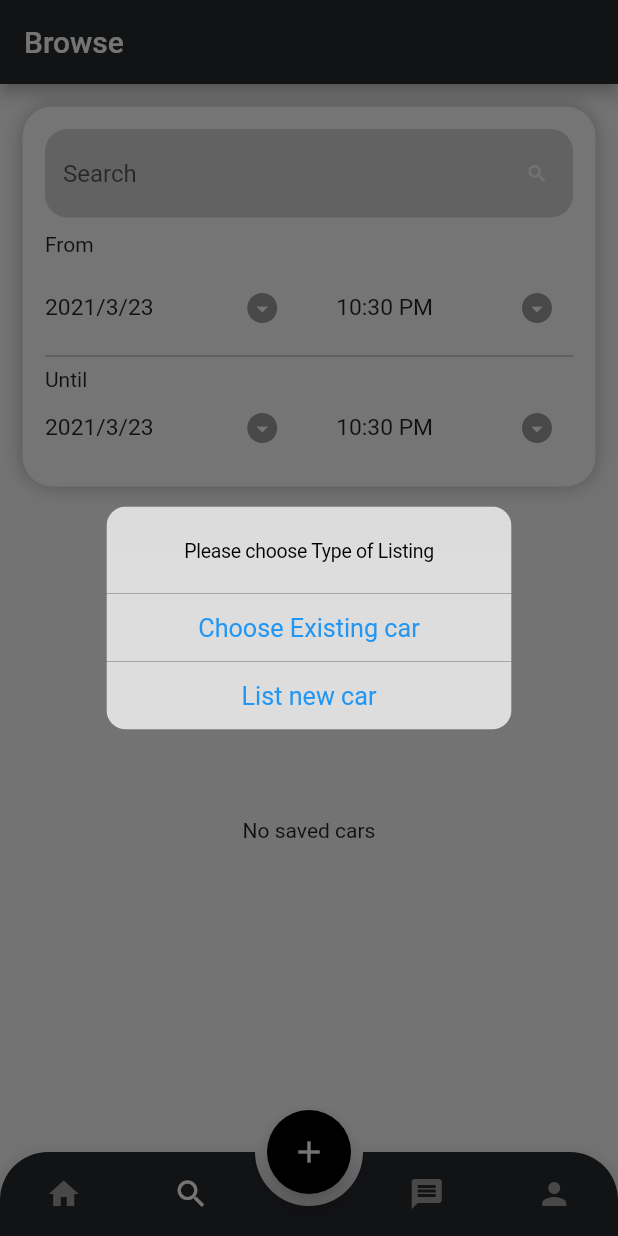
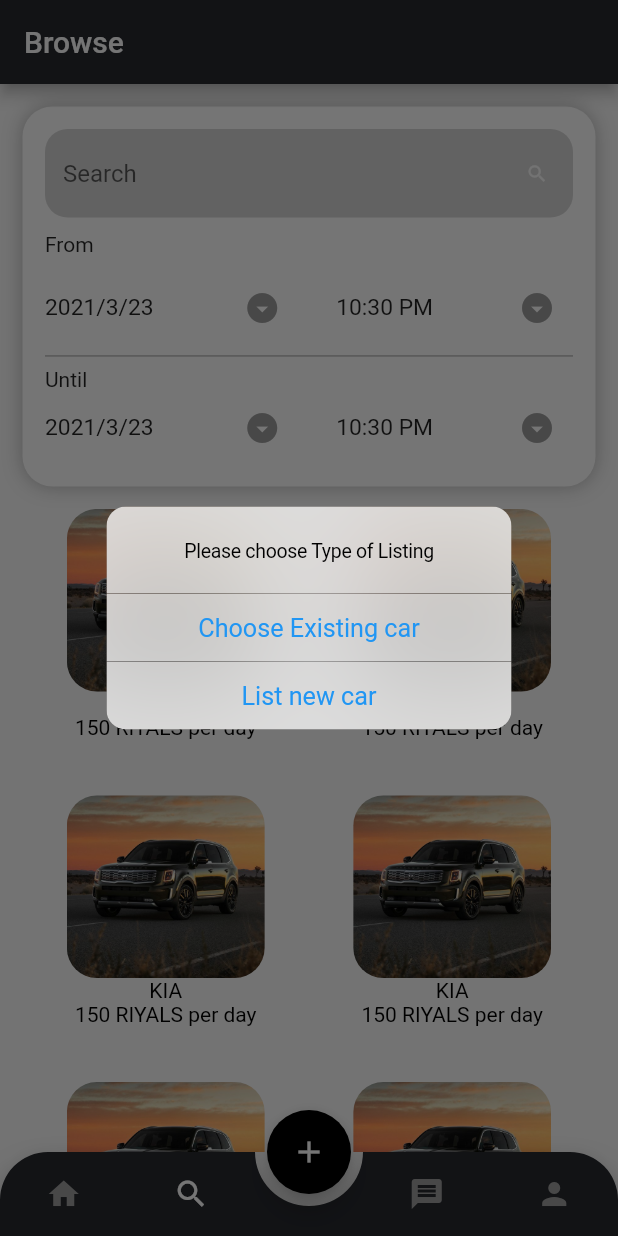
Before and after one commit to abdulazizaljufair/rentAride, a Flutter app: the ButtonNavController screen opened directly, item 2 of the bottom bar chosen, after a tap on the "add" icon, on a phone screen of 412 x 824 dp. Run offline on Flutter 3.47's test engine with Material 2 defaults, Android fonts, the phone set to English and light mode, and no system bars; drawn by our look-alikes of animated_bottom_navigation_bar; our stand-ins replace carousel_slider, cloud_firestore, file_picker, firebase_auth, firebase_core, flutter_chat_bubble and 3 more; missing offline and left inert: dart:html; accounts and stored records are empty; network calls fail.

Commit message:
Revert "Merge branch 'main' of https://github.com/abdulazizaljufair/rentAride"
This reverts commit 088b4d9a584911d0ecf4c1ae96e0bfebb7cd9a5b, reversing
changes made to 97e55b5dee08110751ed1f4bf7e6e7b84d0b5947.

```diff
--- a/flutter_application_1/lib/screens/button_nav_controller.dart
+++ b/flutter_application_1/lib/screens/button_nav_controller.dart
@@ -24,7 +24,7 @@ class _ButtonNavControllerState extends State<ButtonNavController> {
     SearchScreen(),
     ChatScreen2(),
     Recievedoffer(),
-    ListCar1(),
+    ListCar(),
   ];
 
   Widget build(BuildContext context) {
@@ -42,7 +42,7 @@ class _ButtonNavControllerState extends State<ButtonNavController> {
             },
             onPressedButton2: () {
               Navigator.of(context)
-                  .push(MaterialPageRoute(builder: (context) => ListCar1()));
+                  .push(MaterialPageRoute(builder: (context) => ListCar()));
             },
           );
         },
--- a/flutter_application_1/lib/screens/list_car_screen.dart
+++ b/flutter_application_1/lib/screens/list_car_screen.dart
@@ -1,3 +1,5 @@
+import 'dart:html';
+
 import 'package:cloud_firestore/cloud_firestore.dart';
 import 'package:file_picker/file_picker.dart';
 import 'package:firebase_auth/firebase_auth.dart';
@@ -13,8 +15,14 @@ import 'package:flutter_screenutil/flutter_screenutil.dart';
 import 'dart:io';
 import "package:permission_handler/permission_handler.dart";
 
-class ListCar1 extends StatelessWidget {
-  bool checkBoxValue = false;
+class ListCar extends StatefulWidget {
+  @override
+  _ListCarState createState() => _ListCarState();
+}
+
+bool checkBoxValue = false;
+
+class _ListCarState extends State<ListCar> {
   TextEditingController fromdatecontroller = TextEditingController();
   TextEditingController todatecontroller = TextEditingController();
   TextEditingController fromtimecontroller = TextEditingController();
@@ -32,10 +40,11 @@ class ListCar1 extends StatelessWidget {
   var sTime;
   var eTime;
   var price;
+  PermissionStatus _status;
 
   @override
   final String userId = FirebaseAuth.instance.currentUser.uid;
-
+  @override
   CollectionReference car1 =
       FirebaseFirestore.instance.collection('Listed Cars');
 
@@ -56,21 +65,6 @@ class ListCar1 extends StatelessWidget {
       'Price': price,
       'userId': userId,
     }).then((value) => print("Car Added"));
-  }
-
-  Future getUserCarList() async {
-    List aList = [];
-    try {
-      await car1.get().then((QuerySnapshot) {
-        QuerySnapshot.docs.forEach((element) {
-          aList.add(element.data);
-        });
-      });
-      return aList;
-    } catch (e) {
-      print(e.toString());
-      return null;
-    }
   }
 
   Widget build(BuildContext context) {
@@ -376,4 +370,11 @@ class ListCar1 extends StatelessWidget {
       ),
     );
   }
+
+  Future pickImage() async {
+    var status = await Permission.camera.status;
+    if (await status.isGranted) {
+      await ImagePicker().pickImage(source: ImageSource.gallery);
+    }
+  }
 }
--- a/flutter_application_1/lib/screens/searchscreen.dart
+++ b/flutter_application_1/lib/screens/searchscreen.dart
@@ -1,9 +1,6 @@
-import 'package:cloud_firestore/cloud_firestore.dart';
 import 'package:flutter/cupertino.dart';
 import 'package:flutter/material.dart';
-import 'package:flutter_application_1/screens/add_car_screen.dart';
 import 'package:flutter_application_1/screens/cardetails.dart';
-import 'package:flutter_application_1/screens/list_car_screen.dart';
 import 'package:flutter_application_1/widgets/my_text_field.dart';
 import 'package:flutter_application_1/widgets/time_date.dart';
 import 'package:flutter_screenutil/flutter_screenutil.dart';
@@ -15,25 +12,6 @@ class SearchScreen extends StatefulWidget {
 
 class _SearchScreenState extends State<SearchScreen> {
   @override
-  List car = [];
-
-  void initState() {
-    super.initState();
-    FetchDatabaseList();
-  }
-
-  FetchDatabaseList() async {
-    final res = await ListCar1().getUserCarList();
-
-    if (res == null) {
-      print('Unable to retrive');
-    } else {
-      setState(() {
-        car = res;
-      });
-    }
-  }
-
   Widget build(BuildContext context) {
     return Scaffold(
       appBar: AppBar(
@@ -84,22 +62,16 @@ class _SearchScreenState extends State<SearchScreen> {
             ),
           ),
           Expanded(
-            child: car.isEmpty
-                ? Center(
-                    child: Text("No saved cars"),
-                    widthFactor: 5,
-                    heightFactor: 5,
-                  )
-                : GridView.builder(
-                    itemCount: car.length,
+            child: GridView.builder(
+              itemCount: 8,
               padding: EdgeInsets.symmetric(horizontal: 15),
-                    gridDelegate: SliverGridDelegateWithFixedCrossAxisCount(
-                        crossAxisCount: 2),
+              gridDelegate:
+                  SliverGridDelegateWithFixedCrossAxisCount(crossAxisCount: 2),
               itemBuilder: (context, index) {
                 return InkWell(
                   onTap: () {
-                          Navigator.of(context).push(MaterialPageRoute(
-                              builder: (context) => CarDetails()));
+                    Navigator.of(context).push(
+                        MaterialPageRoute(builder: (context) => CarDetails()));
                   },
                   child: Container(
                     child: Column(
@@ -116,11 +88,11 @@ class _SearchScreenState extends State<SearchScreen> {
                           ),
                         ),
                         Text(
-                                car[index]['Model'],
+                          'KIA',
                           style: TextStyle(color: Colors.black),
                         ),
                         Text(
-                                car[index]['Price'],
+                          '150 RIYALS per day',
                           style: TextStyle(color: Colors.black),
                         ),
                       ],
--- a/flutter_application_1/pubspec.yaml
+++ b/flutter_application_1/pubspec.yaml
@@ -40,12 +40,11 @@ dependencies:
   google_fonts: ^2.1.0
   carousel_slider: ^4.0.0
   animated_bottom_navigation_bar: ^0.3.2
-  image_picker: ^0.8.4+4
+  image_picker:
   intl: ^0.17.0
   flutter_chat_bubble: ^2.0.0
   file_picker: ^3.0.3
   permission_handler:
-  stream: ^3.0.2+3
 
 dev_dependencies:
   flutter_test:
```
Also changed, not shown: flutter_application_1/pubspec.lock, 3 other files. Lines whose indentation alone changed are shown as unchanged.
